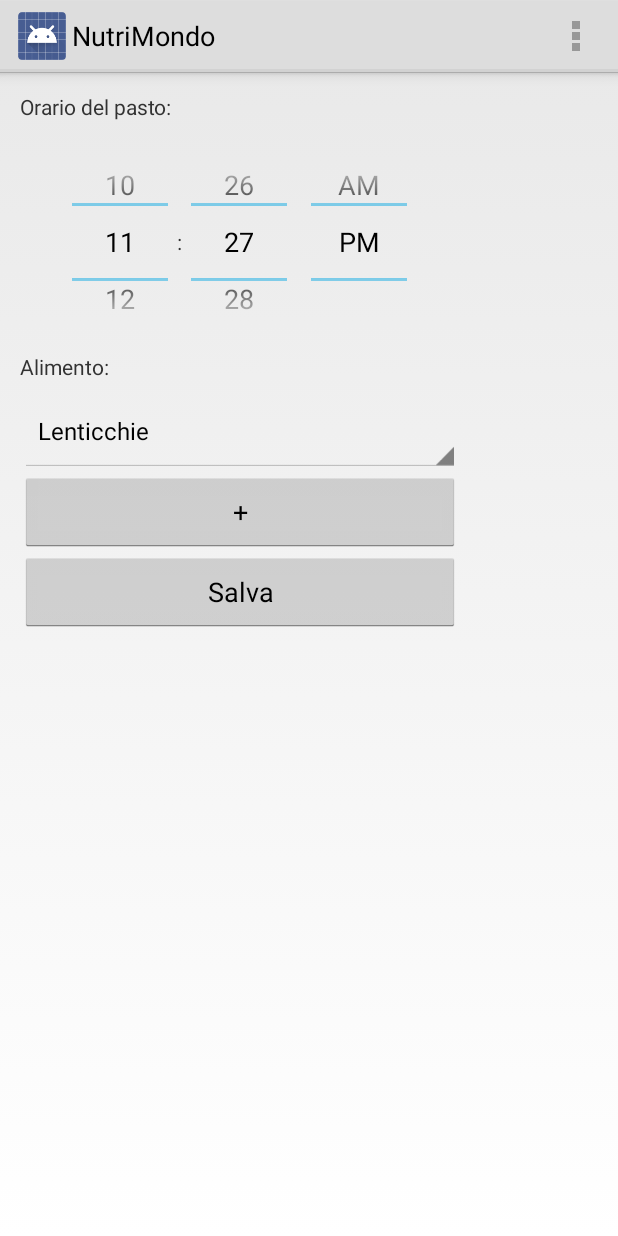
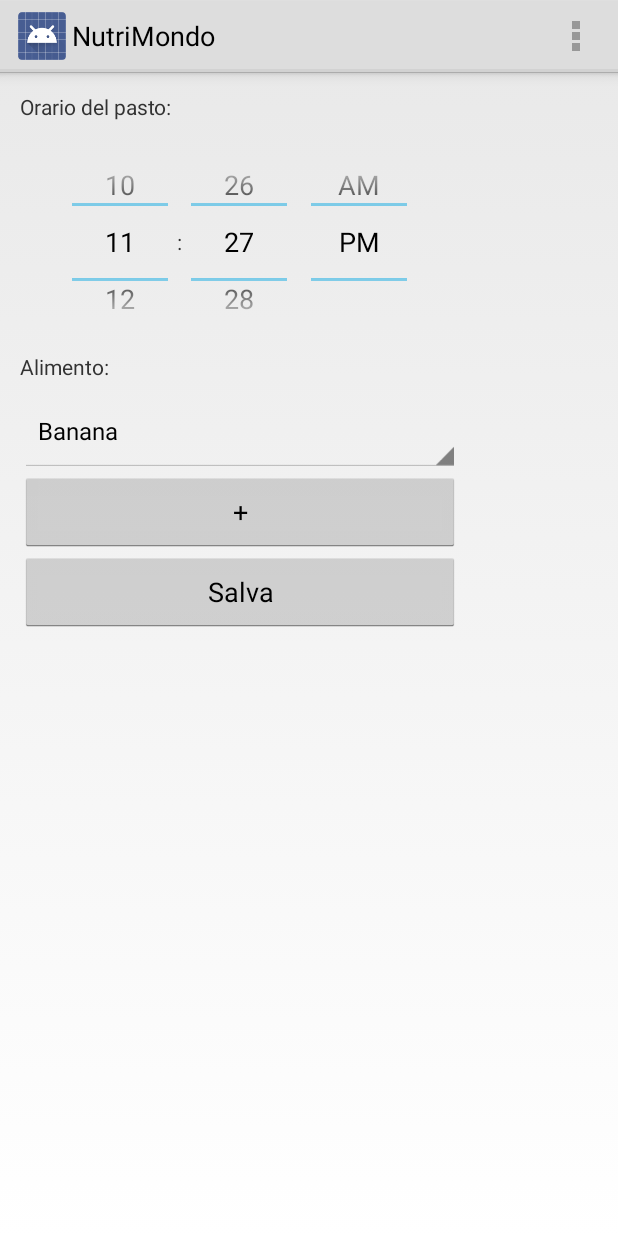
Before and after one commit to sensorario/nutrimondo, an Android app: the MainActivity screen opened directly, with no data from a screen before it, on a phone screen of 412 x 824 dp. Run offline under Robolectric (Android 15) with nearby library versions, the phone set to English and light mode, and no system bars.

Commit message:
Added some aliments

```diff
--- a/NutriMondo/src/main/res/values/strings.xml
+++ b/NutriMondo/src/main/res/values/strings.xml
@@ -5,9 +5,36 @@
     <string name="hello_world">Diario alimentare</string>
     <string name="action_settings">Settings</string>
     <string-array name="aliments">
-        <item>Lenticchie</item>
+        <item>Banana</item>
         <item>Cocomero</item>
         <item>Cipolla</item>
+        <item>Fagioli</item>
+        <item>Insalata</item>
+        <item>Lenticchie</item>
+        <item>Mela</item>
+        <item>Melanzana</item>
+        <item>Nasello</item>
+        <item>Noci</item>
+        <item>Orata</item>
+        <item>Orzo Perlato</item>
+        <item>Pane ai 5 Cereali</item>
+        <item>Pane Integrale</item>
+        <item>Pane di segale</item>
+        <item>Pasta</item>
+        <item>Pasta Integrale</item>
+        <item>Piadina di segale</item>
+        <item>Pizza Prosciutto e Funghi</item>
+        <item>Pizza Margherita</item>
+        <item>Prosciutto Crudo</item>
+        <item>Prugne</item>
+        <item>Soia Gialla</item>
+        <item>Sottiletta Light</item>
+        <item>Tonno</item>
+        <item>Yogurt Bianco Magro</item>
+        <item>Yogurt Bianco Intero</item>
+        <item>Yogurt ai Cereali</item>
+        <item>Uovo sodo</item>
+        <item>Uovo in camicia</item>
         <item>Zucchine</item>
     </string-array>
 
```
